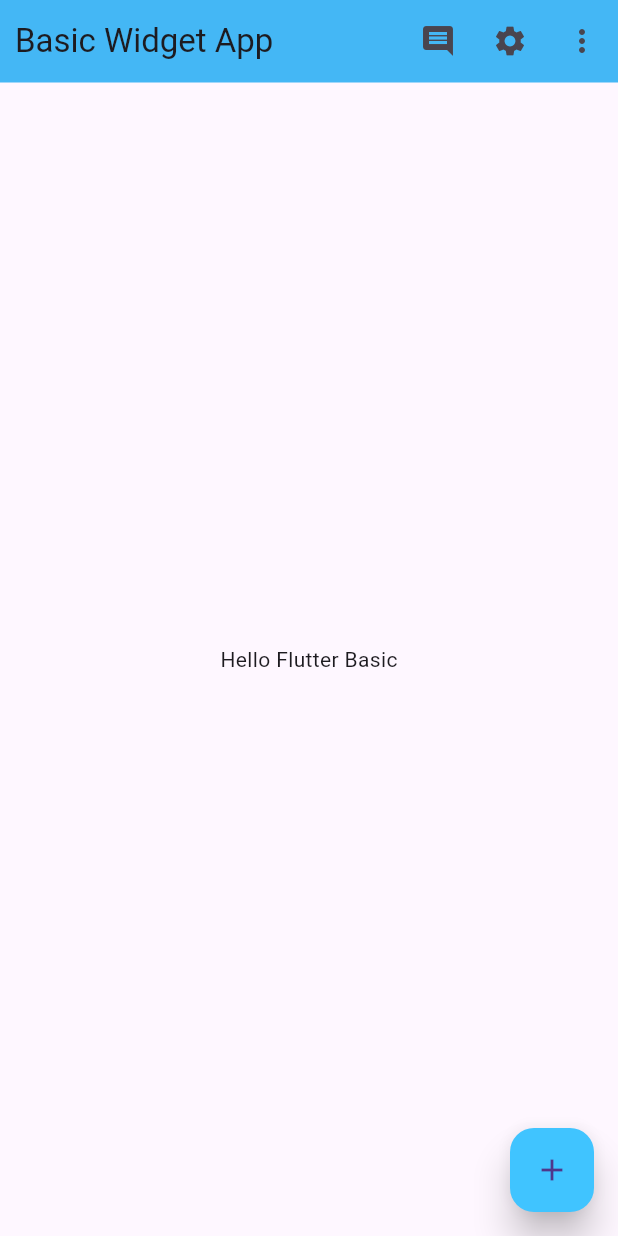
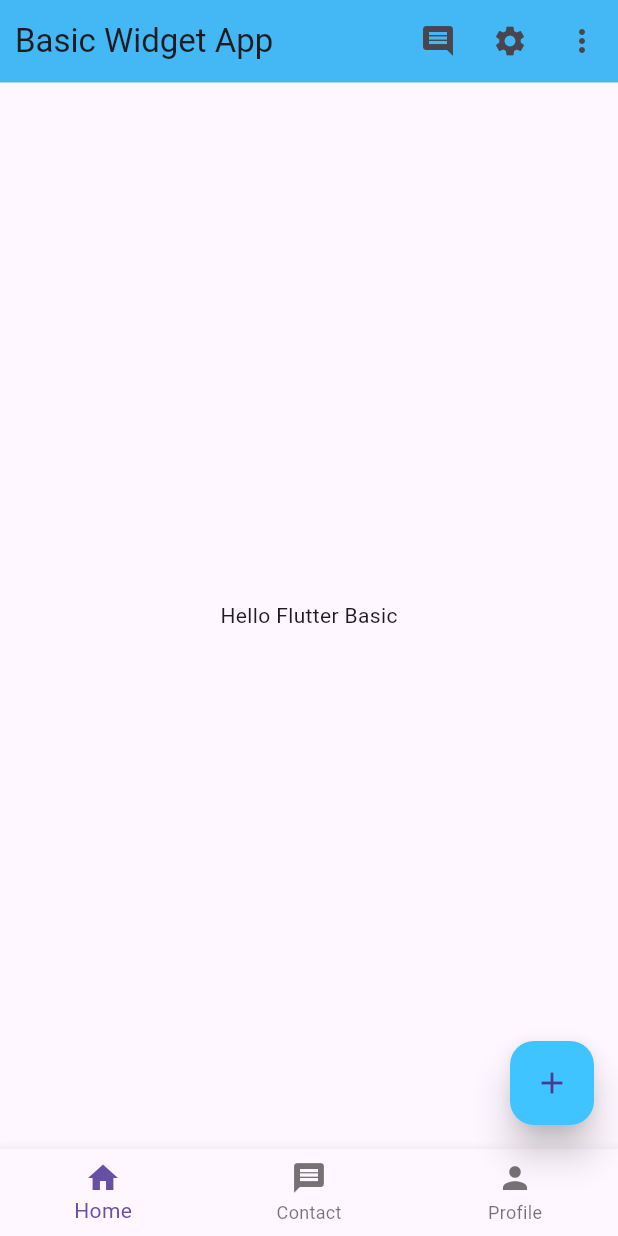
Before and after one commit to sazidmahmud36/flutter_world, a Flutter app: the screen it shows after launch, on a phone screen of 412 x 824 dp. Run offline on Flutter 3.47's test engine with Material 3 defaults, Android fonts, the phone set to English and light mode, and no system bars.

Commit message:
Adding BottomNavigationBar

```diff
--- a/basic_wiz/lib/main.dart
+++ b/basic_wiz/lib/main.dart
@@ -51,6 +51,26 @@ class HomeActivity extends StatelessWidget{
         child: Icon(Icons.add),
         backgroundColor: Colors.lightBlueAccent,
       ),
+      bottomNavigationBar: BottomNavigationBar(
+        currentIndex: 0,
+          items: [
+        BottomNavigationBarItem(icon: Icon(Icons.home),label: "Home"),
+        BottomNavigationBarItem(icon: Icon(Icons.message),label: "Contact"),
+        BottomNavigationBarItem(icon: Icon(Icons.person),label: "Profile"),
+      ],
+        onTap: (int index){
+          if(index == 0){
+            MySnackBar("Bottom Navigation (Home)", context);
+          }
+          if(index == 1){
+            MySnackBar("Bottom Navigation (Contact)", context);
+          }
+          if(index == 2){
+            MySnackBar("Bottom Navigation (Profile)", context);
+          }
+        },
+
+      ),
       body: Center(
         child: Text("Hello Flutter Basic"),
       ),
```
